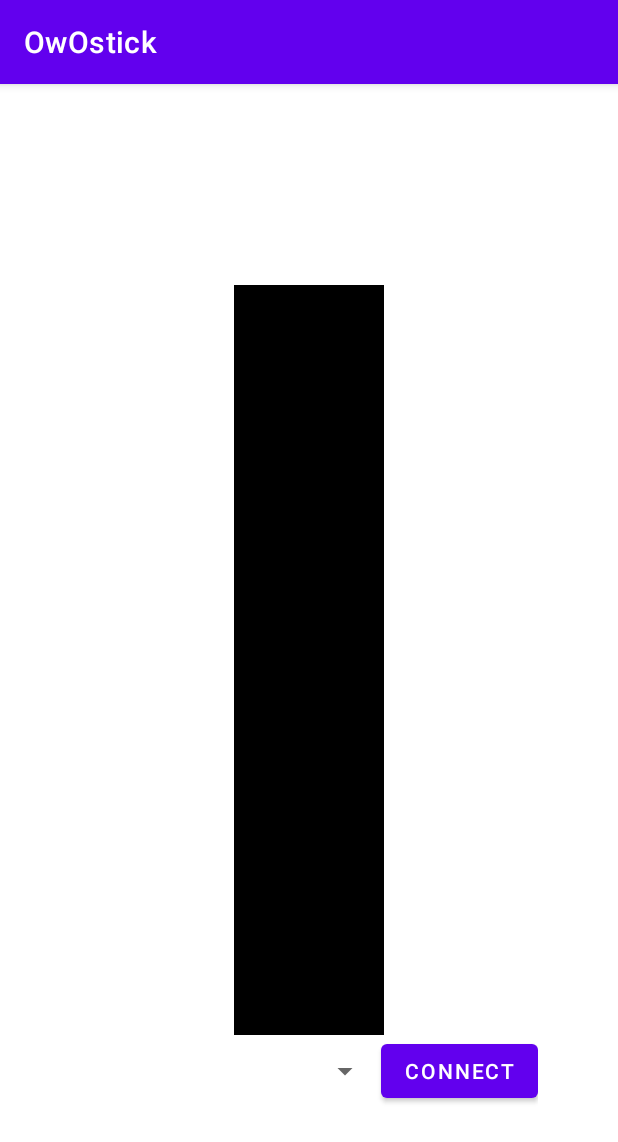
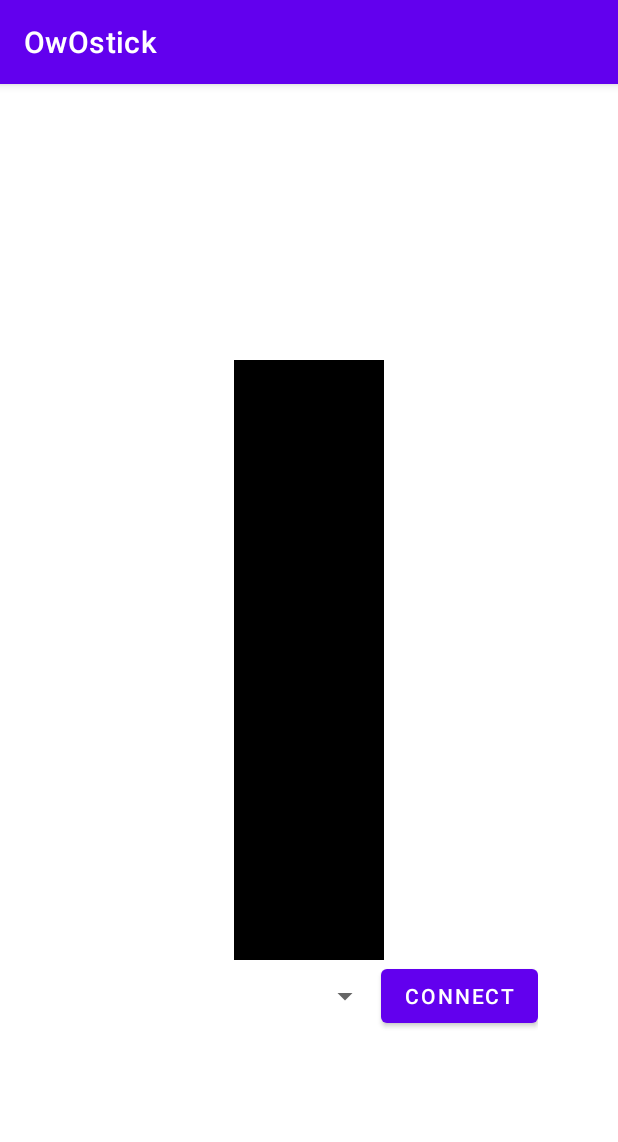
Before and after one commit to astralbijection/OwOstick, an Android app: the screen it shows after launch (MainActivity), on a phone screen of 412 x 824 dp. Shown: the top 1142 px of the screen. Run offline under Robolectric (Android 15) with nearby library versions, the phone set to English and light mode, and no system bars; our stand-ins replace RxJava; libraries missing offline, so code that uses them is left out: com.jakewharton.rxbinding4; 1 statement that could not run was skipped.

Commit message:
Little UI fixes

```diff
--- a/OwOstick-android/app/src/main/java/tech/astrid/owostick/android/BluetoothDevice.kt
+++ b/OwOstick-android/app/src/main/java/tech/astrid/owostick/android/BluetoothDevice.kt
@@ -34,7 +34,7 @@ class BluetoothDeviceConnection(private val socket: BluetoothSocket) : DeviceCon
     }
 
     override fun sendValue(value: Float) {
-        send(value.toString())
+        send((value * 0.25f).toString())  // TODO fix arduino code
         expect("OK")
     }
 
--- a/OwOstick-android/app/src/main/java/tech/astrid/owostick/android/view/BigSlider.kt
+++ b/OwOstick-android/app/src/main/java/tech/astrid/owostick/android/view/BigSlider.kt
@@ -1,5 +1,6 @@
 package tech.astrid.owostick.android.view
 
+import android.annotation.SuppressLint
 import android.content.Context
 import android.graphics.Canvas
 import android.graphics.Color
@@ -60,15 +61,18 @@ class BigSlider : View {
     }
 
     private fun yToValue(y: Float): Float {
-        return 1 - y / height.toFloat()
+        return (1 - y / height.toFloat()).coerceIn(0f, 1f)
     }
 
     override fun onDragEvent(event: DragEvent?): Boolean {
+        super.onDragEvent(event)
         value = yToValue(event!!.y)
         return true
     }
 
+    @SuppressLint("ClickableViewAccessibility")
     override fun onTouchEvent(event: MotionEvent?): Boolean {
+        super.onTouchEvent(event)
         value = yToValue(event!!.y)
         return true
     }
--- a/OwOstick-android/app/src/main/res/layout/activity_main.xml
+++ b/OwOstick-android/app/src/main/res/layout/activity_main.xml
@@ -13,7 +13,7 @@
         app:layout_constraintLeft_toLeftOf="parent"
         app:layout_constraintRight_toRightOf="parent"
         android:layout_width="100dp"
-        android:layout_height="500dp"/>
+        android:layout_height="400dp"/>
 
     <LinearLayout
         app:layout_constraintTop_toBottomOf="@id/powerSlider"
@@ -34,6 +34,6 @@
             android:layout_height="wrap_content"
             android:layout_gravity="center_vertical"
             android:drawableStart="@drawable/ic_baseline_power_24"
-            android:text="Connect"/>
+            tools:text="Connect"/>
     </LinearLayout>
 </androidx.constraintlayout.widget.ConstraintLayout>
```
